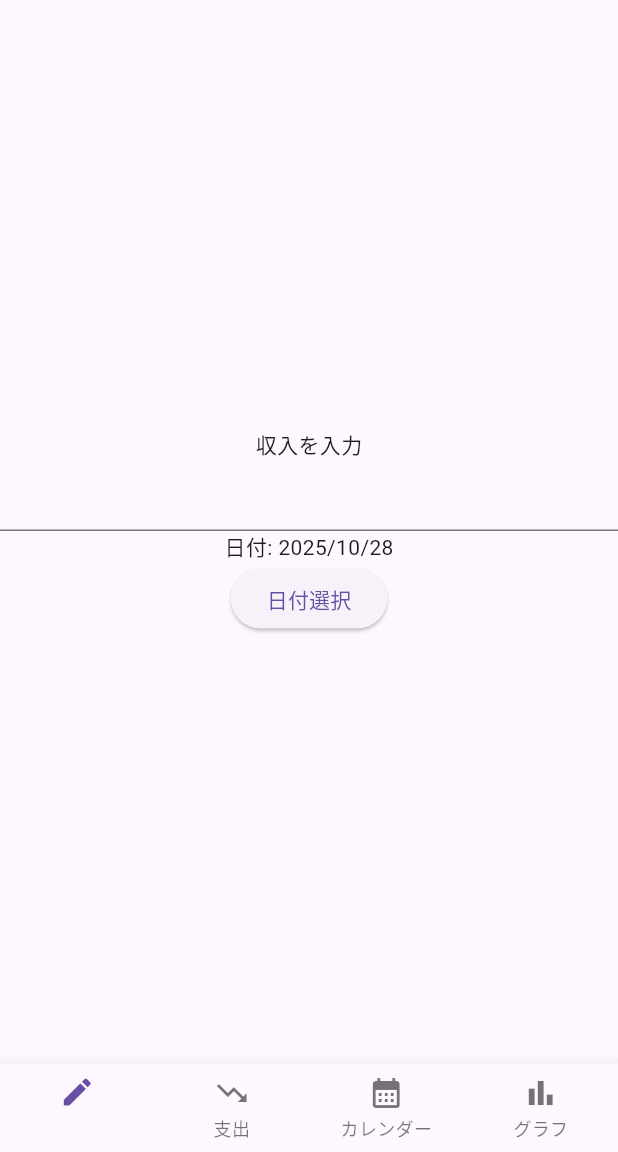
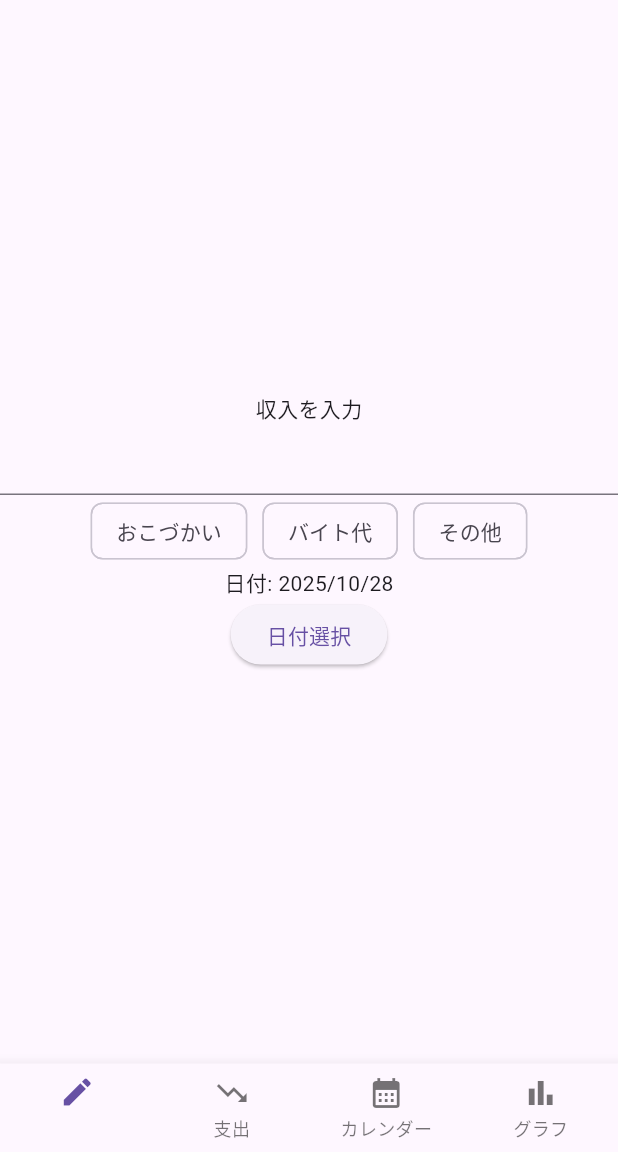
Before and after one commit to riko-1732/pokemoney, a Flutter app: the screen it shows after launch, on a phone screen of 412 x 824 dp, the part 84-1236 px from its top. Run offline on Flutter 3.47's test engine with Material 3 defaults, Android fonts, the light colour scheme and no system bars; our stand-ins replace table_calendar.

Commit message:
add category

```diff
--- a/lib/src/screens/income.dart
+++ b/lib/src/screens/income.dart
@@ -12,6 +12,8 @@ class IncomePage extends StatefulWidget {
 
 class _IncomePageState extends State<IncomePage> {
   DateTime selectedDate = DateTime.now();
+  int selectValue = 0;
+  String result = "";
 
   @override
   Widget build(BuildContext context) {
@@ -29,6 +31,42 @@ class _IncomePageState extends State<IncomePage> {
               keyboardType: TextInputType.number,
               inputFormatters: [FilteringTextInputFormatter.digitsOnly],
             ),
+            Wrap(
+              spacing: 10,
+              children: [
+                ChoiceChip(
+                  label: Text("おこづかい"),
+                  selected: selectValue == 1,
+                  onSelected: (bool isSelected) {
+                    setState(() {
+                      selectValue = isSelected ? 1 : 0;
+                      result = selectValue.toString();
+                    });
+                  },
+                ),
+                ChoiceChip(
+                  label: Text("バイト代"),
+                  selected: selectValue == 2,
+                  onSelected: (bool isSelected) {
+                    setState(() {
+                      selectValue = isSelected ? 2 : 0;
+                      result = selectValue.toString();
+                    });
+                  },
+                ),
+                ChoiceChip(
+                  label: Text("その他"),
+                  selected: selectValue == 3,
+                  onSelected: (bool isSelected) {
+                    setState(() {
+                      selectValue = isSelected ? 3 : 0;
+                      result = selectValue.toString();
+                    });
+                  },
+                ),
+              ],
+            ),
+
             Text(
               '日付: ${selectedDate.year}/${selectedDate.month}/${selectedDate.day}',
             ),
```
